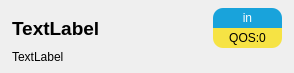
Old version of the form cells/cellmessageitem.ui in the repository mobius-software-ltd/iotbroker.cloud-cpp-client.
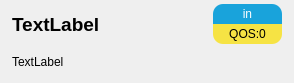
New version of the form.

Commit message: add space in gui if topic name or content too long

Diff of the .ui file:
```diff
--- a/cells/cellmessageitem.ui
+++ b/cells/cellmessageitem.ui
@@ -7,7 +7,7 @@
     <x>0</x>
     <y>0</y>
     <width>294</width>
-    <height>73</height>
+    <height>83</height>
    </rect>
   </property>
   <property name="windowTitle">
@@ -18,13 +18,13 @@
     <number>12</number>
    </property>
    <property name="topMargin">
-    <number>8</number>
+    <number>4</number>
    </property>
    <property name="rightMargin">
     <number>12</number>
    </property>
    <property name="bottomMargin">
-    <number>8</number>
+    <number>4</number>
    </property>
    <property name="spacing">
     <number>0</number>
@@ -34,6 +34,12 @@
      <property name="spacing">
       <number>0</number>
      </property>
+     <property name="topMargin">
+      <number>0</number>
+     </property>
+     <property name="rightMargin">
+      <number>0</number>
+     </property>
      <item>
       <widget class="QLabel" name="title">
        <property name="toolTip">
@@ -46,6 +52,9 @@
        <property name="text">
         <string>TextLabel</string>
        </property>
+       <property name="wordWrap">
+        <bool>true</bool>
+       </property>
       </widget>
      </item>
      <item>
```
The commit also changes 3 other files.
